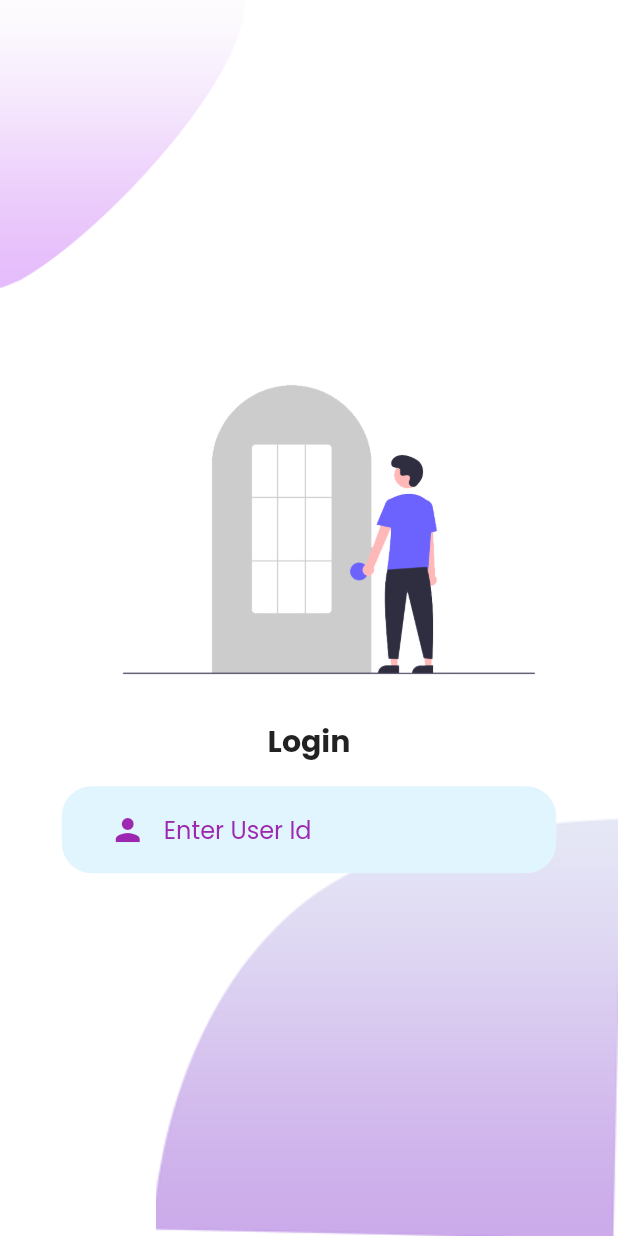
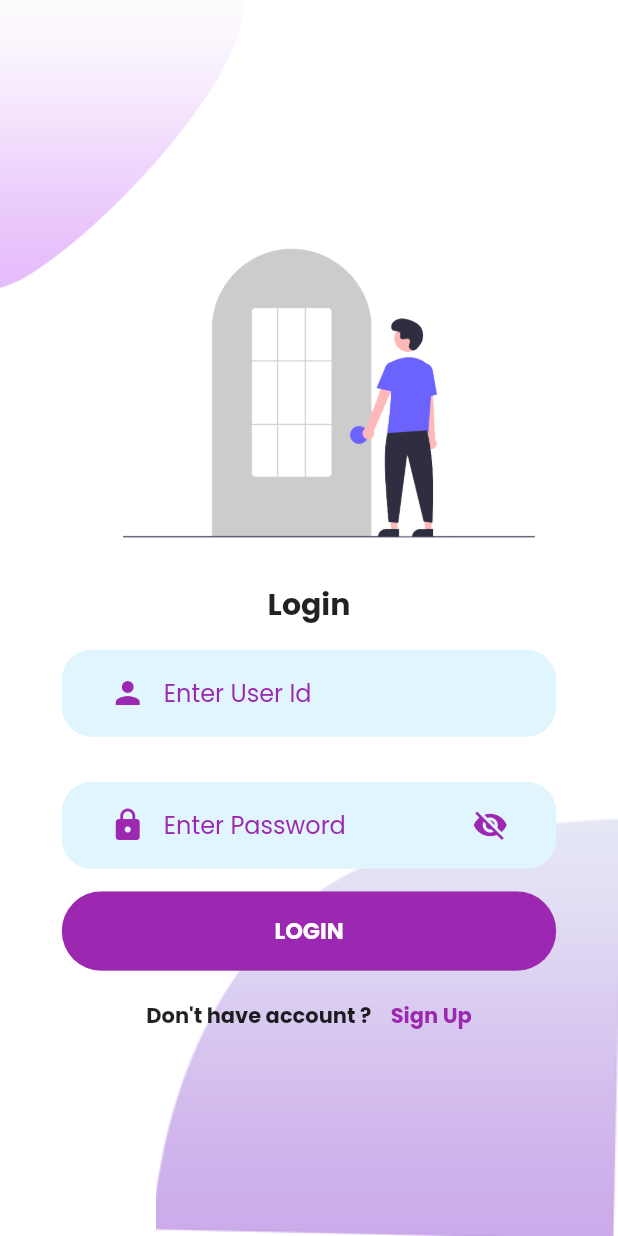
Before and after one commit to devsonta/flutter_welcome, a Flutter app: the screen it shows after launch, after a tap on "LOGIN", on a phone screen of 412 x 824 dp. Run offline on Flutter 3.47's test engine with Material 2 defaults, Android fonts, the light colour scheme and no system bars; our stand-ins replace google_fonts.

Commit message:
day 4 completed login page design completed

```diff
--- /dev/null
+++ b/lib/view/login/components/password_filed.dart
@@ -0,0 +1,75 @@
+import 'package:flutter/material.dart';
+
+class UserPassTextField extends StatefulWidget {
+  const UserPassTextField({
+    Key? key,
+    required this.userPassController,
+    required this.userPassErrorText,
+    required this.userPassHintText,
+    required this.userPassHintTextColor,
+    required this.userPassTextFieldPrefixIcon,
+    required this.userPassTextFieldPrefixIconColor,
+    required this.onPassValueChange,
+    required this.suffixIcon,
+    required this.suffixIconColor,
+  }) : super(key: key);
+
+  final TextEditingController userPassController;
+  final String userPassErrorText;
+  final String userPassHintText;
+  final Color userPassHintTextColor;
+  final IconData userPassTextFieldPrefixIcon;
+  final Color userPassTextFieldPrefixIconColor;
+  final IconData suffixIcon;
+  final Color suffixIconColor;
+  final Function onPassValueChange;
+
+  @override
+  State<UserPassTextField> createState() => _UserPassTextFieldState();
+}
+
+class _UserPassTextFieldState extends State<UserPassTextField> {
+  bool isPasswordVisible = false;
+  @override
+  Widget build(BuildContext context) {
+    return TextFormField(
+      controller: widget.userPassController,
+      validator: (value) {
+        if (value!.isEmpty) {
+          return widget.userPassErrorText;
+        } else {
+          return null;
+        }
+      },
+      onChanged: (value) {
+        widget.onPassValueChange(value);
+      },
+      cursorColor: Theme.of(context).colorScheme.secondary,
+      style: TextStyle(color: Theme.of(context).colorScheme.secondary),
+      obscureText: isPasswordVisible ? false : true,
+      decoration: InputDecoration(
+        hintText: widget.userPassHintText,
+        hintStyle: TextStyle(
+          color: widget.userPassHintTextColor,
+        ),
+        border: InputBorder.none,
+        prefixIcon: Icon(
+          widget.userPassTextFieldPrefixIcon,
+          color: widget.userPassTextFieldPrefixIconColor,
+        ),
+        suffixIcon: IconButton(
+          icon: isPasswordVisible
+              ? const Icon(Icons.visibility)
+              : const Icon(Icons.visibility_off),
+          color: widget.suffixIconColor,
+          onPressed: () {
+            print('Hello');
+            setState(() {
+              isPasswordVisible = !isPasswordVisible;
+            });
+          },
+        ),
+      ),
+    );
+  }
+}
--- a/lib/view/login/login_page.dart
+++ b/lib/view/login/login_page.dart
@@ -1,5 +1,9 @@
 import 'package:flutter/material.dart';
+import 'package:welcome_loginsignup_dashboard/view/custom_widget/my_theme.dart';
+import 'package:welcome_loginsignup_dashboard/view/login/components/password_filed.dart';
+import 'package:welcome_loginsignup_dashboard/view/welcome_page/components/custom_button.dart';
 
+import '../signup/signup.dart';
 import 'components/login_background.dart';
 import 'components/textfield_decoration.dart';
 import 'components/userId_text_field.dart';
@@ -52,6 +56,57 @@ class LoginPage extends StatelessWidget {
                           print('=>' + value);
                         },
                       ),
+                    ),
+                    TextFieldDecoration(
+                      child: UserPassTextField(
+                        userPassController: passController,
+                        userPassErrorText: 'Pasword can not be empty',
+                        userPassHintText: 'Enter Password',
+                        userPassHintTextColor: Colors.purple,
+                        userPassTextFieldPrefixIcon: Icons.lock,
+                        userPassTextFieldPrefixIconColor: Colors.purple,
+                        suffixIcon: Icons.visibility_off,
+                        suffixIconColor: Colors.purple,
+                        onPassValueChange: (value) {
+                          print('pass value $value');
+                        },
+                      ),
+                    ),
+                    CustomButton(
+                      buttonColor: MyTheme.loginButtonColor,
+                      buttontext: 'LOGIN',
+                      textColor: Colors.white,
+                      handleButtonClick: () {},
+                    ),
+                    const SizedBox(
+                      height: 20,
+                    ),
+                    Row(
+                      mainAxisAlignment: MainAxisAlignment.center,
+                      children: [
+                        const Text(
+                          "Don't have account ? ",
+                          style: TextStyle(fontWeight: FontWeight.bold),
+                        ),
+                        const SizedBox(
+                          width: 10,
+                        ),
+                        InkWell(
+                          child: const Text(
+                            'Sign Up',
+                            style: TextStyle(
+                              fontWeight: FontWeight.bold,
+                              color: Colors.purple,
+                            ),
+                          ),
+                          onTap: () {
+                            Navigator.push(
+                                context,
+                                MaterialPageRoute(
+                                    builder: (context) => SignUp()));
+                          },
+                        )
+                      ],
                     )
                   ],
                 ),
--- /dev/null
+++ b/lib/view/signup/signup.dart
@@ -0,0 +1,14 @@
+import 'package:flutter/material.dart';
+
+class SignUp extends StatelessWidget {
+  const SignUp({Key? key}) : super(key: key);
+
+  @override
+  Widget build(BuildContext context) {
+    return const Scaffold(
+      body: Center(
+        child: Text('SignUp Page'),
+      ),
+    );
+  }
+}
```
